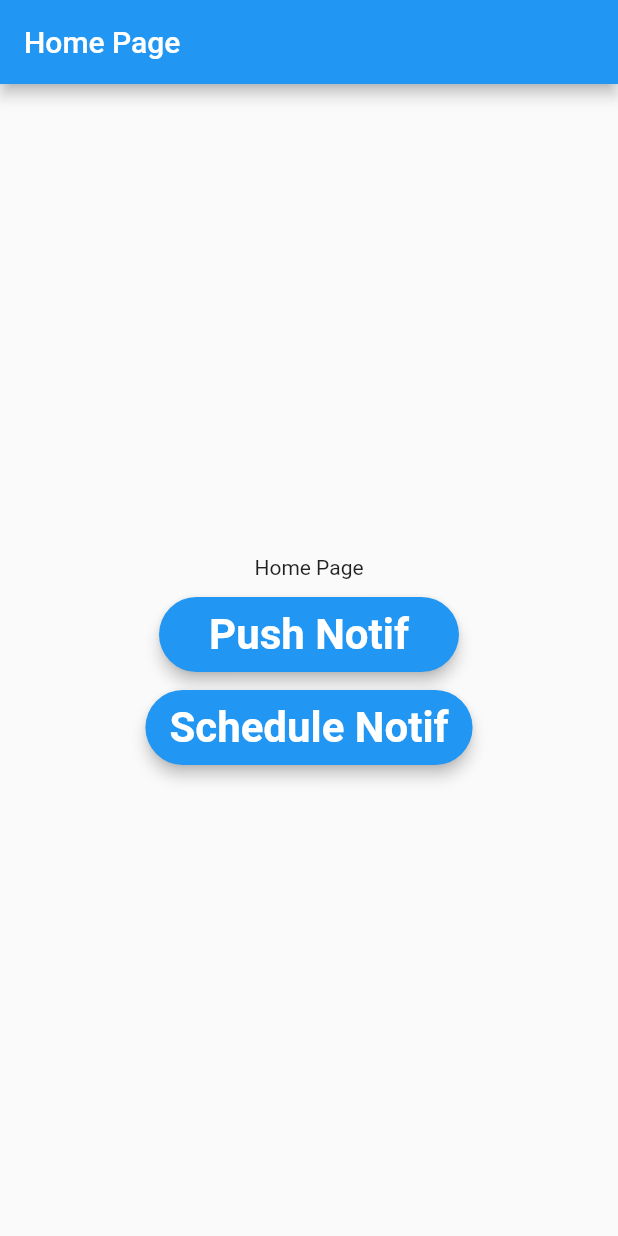
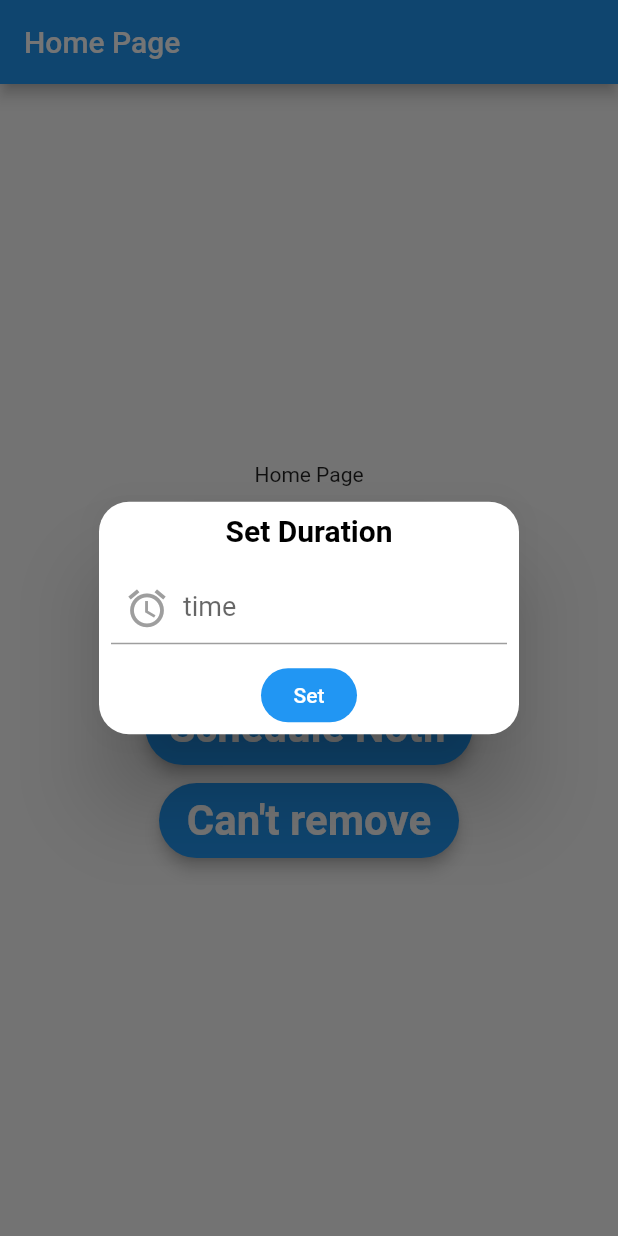
Before and after one commit to nbakh16/notification_test, a Flutter app: the screen it shows after launch, after a tap on "Schedule Notif", on a phone screen of 412 x 824 dp. Run offline on Flutter 3.47's test engine with Material 2 defaults, Android fonts, the phone set to English and light mode, and no system bars; our stand-ins replace flutter_local_notifications, get, timezone.

Commit message:
Image notif scheduled notif-custom time ongoing notif

```diff
--- a/lib/main.dart
+++ b/lib/main.dart
@@ -1,5 +1,6 @@
 import 'package:flutter/material.dart';
 import 'package:notif_test/view/home_page_view.dart';
+import 'package:get/get.dart';
 
 void main() {
   runApp(const MyApp());
@@ -11,7 +12,7 @@ class MyApp extends StatelessWidget {
   // This widget is the root of your application.
   @override
   Widget build(BuildContext context) {
-    return MaterialApp(
+    return GetMaterialApp(
       title: "Flutter Demo",
       theme: ThemeData(
         primarySwatch: Colors.blue,
--- a/lib/view/home_page_view.dart
+++ b/lib/view/home_page_view.dart
@@ -1,5 +1,6 @@
 import 'package:flutter/material.dart';
 import 'package:notif_test/services/my_notification.dart';
+import 'package:get/get.dart';
 
 class HomePage extends StatefulWidget {
   HomePage({Key? key}) : super(key: key);
@@ -11,6 +12,7 @@ class HomePage extends StatefulWidget {
 class _HomePageState extends State<HomePage> {
 
   MyNotification myNotification = MyNotification();
+  int schTime=0;
 
   @override
   void initState() {
@@ -34,6 +36,7 @@ class _HomePageState extends State<HomePage> {
               onPressed: () {
                 myNotification.sendNotification("Notif title", "Lorem ipsum dolor sit amet, consectetur adipiscing elit, sed do eiusmod tempor incididunt ut labore et dolore magna aliqua. Ut enim ad minim veniam, quis nostrud exercitation ullamco laboris nisi ut aliquip ex ea commodo consequat. Duis aute irure dolor in reprehenderit in voluptate velit esse cillum dolore eu fugiat nulla pariatur."
                     "\n1\n2\n3\n4\n5\n6");
+                // myNotification.showOngoingNotification();
               },
               style: ElevatedButton.styleFrom(
                   elevation: 4,
@@ -43,12 +46,47 @@ class _HomePageState extends State<HomePage> {
                   backgroundColor: Colors.blue,
                   foregroundColor: Colors.white
               ),
-              child: const Text("Push Notif"),
+              child: const Text("Simple Notif"),
             ),
             SizedBox(height: 12,),
             ElevatedButton(
               onPressed: () {
-                myNotification.sendNotification("Notif title", "The body of scheduled");
+                myNotification.imageNotification("Image title", "body text", "logo");
+              },
+              style: ElevatedButton.styleFrom(
+                  elevation: 4,
+                  minimumSize: const Size(200, 50),
+                  shape: RoundedRectangleBorder(borderRadius: BorderRadius.circular(26)),
+                  textStyle: const TextStyle(fontWeight: FontWeight.bold, fontSize: 28),
+                  backgroundColor: Colors.blue,
+                  foregroundColor: Colors.white
+              ),
+              child: const Text("Image Notif"),
+            ),
+            SizedBox(height: 12,),
+            ElevatedButton(
+              onPressed: () {
+                Get.defaultDialog(
+                    title: "Set Duration",
+                    titleStyle: const TextStyle(color: Colors.black, fontWeight: FontWeight.bold),
+                    content: TextFormField(
+                      style: const TextStyle(fontSize: 18),
+                      decoration: const InputDecoration(
+                          hintText: 'time',
+                          prefixIcon: Icon(Icons.alarm_sharp, color: Colors.grey,size: 30,)
+                      ),
+                      onChanged: (value) {
+                        schTime = int.parse(value);
+                      },
+                    ),
+                    textConfirm: "Set",
+                    confirmTextColor: Colors.white,
+                    onConfirm: (){
+                      myNotification.scheduleNotification("Notif title", "The body of scheduled", schTime);
+                      Get.back();
+                    }
+                );
+                // myNotification.scheduleNotification("Notif title", "The body of scheduled", 6);
               },
               style: ElevatedButton.styleFrom(
                   elevation: 4,
@@ -59,6 +97,21 @@ class _HomePageState extends State<HomePage> {
                   foregroundColor: Colors.white
               ),
               child: const Text("Schedule Notif"),
+            ),
+            SizedBox(height: 12,),
+            ElevatedButton(
+              onPressed: () {
+                myNotification.ongoingNotification("Title", "important body text");
+              },
+              style: ElevatedButton.styleFrom(
+                  elevation: 4,
+                  minimumSize: const Size(200, 50),
+                  shape: RoundedRectangleBorder(borderRadius: BorderRadius.circular(26)),
+                  textStyle: const TextStyle(fontWeight: FontWeight.bold, fontSize: 28),
+                  backgroundColor: Colors.blue,
+                  foregroundColor: Colors.white
+              ),
+              child: const Text("Can't remove"),
             ),
           ],
         ),
--- a/pubspec.yaml
+++ b/pubspec.yaml
@@ -33,6 +33,7 @@ dependencies:
     sdk: flutter
 
   flutter_local_notifications: ^12.0.3+1
+  get: ^4.6.5
 
 
   # The following adds the Cupertino Icons font to your application.
```
Also changed, not shown: lib/services/my_notification.dart (+80 -30 lines), pubspec.lock.
